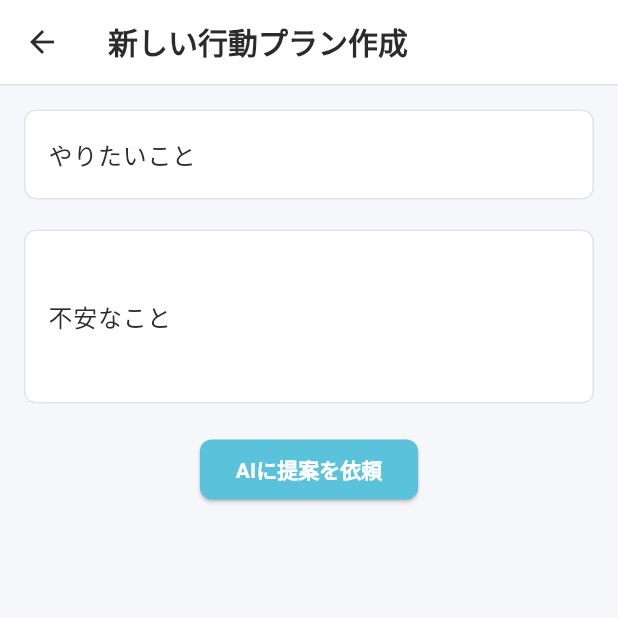
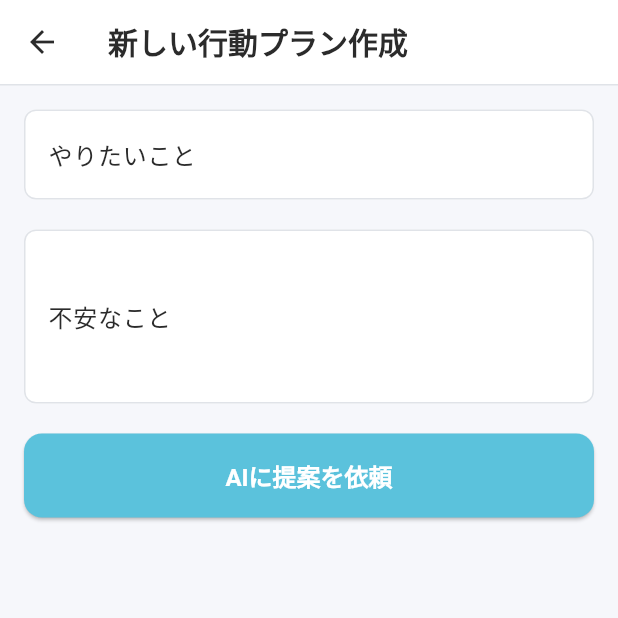
Before and after one commit to 1noseA/anshin_step, a Flutter app: the screen it shows once a user with an empty profile is signed in, after a tap on the "add" icon, on a phone screen of 412 x 824 dp, the top half of it. Run offline on Flutter 3.47's test engine with Material 3 defaults, Android fonts, the phone set to English and light mode, and no system bars; our stand-ins replace cloud_firestore, firebase_auth, firebase_core, flutter_dotenv, flutter_riverpod, freezed_annotation and 1 more; accounts and stored records are empty; network calls fail.

Commit message:
リンクやフォーカスのデザインを修正、チャット画面のボタンを修正

```diff
--- a/lib/main.dart
+++ b/lib/main.dart
@@ -359,8 +359,16 @@ class _SignInPageState extends State<SignInPage> {
                 ],
               ),
               TextButton(
-                child: const Text('戻る'),
-                onPressed: () => setState(() => _showEmailPasswordForm = false),
+                onPressed: () {
+                  Navigator.pop(context);
+                },
+                style: TextButton.styleFrom(
+                  foregroundColor: AppColors.primary,
+                  textStyle: const TextStyle(
+                    decoration: TextDecoration.none,
+                  ),
+                ),
+                child: const Text('キャンセル'),
               ),
             ],
           ],
--- a/lib/pages/chat.dart
+++ b/lib/pages/chat.dart
@@ -336,13 +336,13 @@ class _ChatState extends ConsumerState<Chat> {
                         focusedBorder: OutlineInputBorder(
                           borderRadius: BorderRadius.circular(8),
                           borderSide: const BorderSide(
-                              color: Color(0xFF3EA8FF), width: 2),
+                              color: AppColors.primary, width: 2),
                         ),
                         labelStyle: const TextStyle(color: AppColors.text),
                         floatingLabelStyle:
                             const TextStyle(color: AppColors.text),
                       ),
-                      cursorColor: const Color(0xFF3EA8FF),
+                      cursorColor: AppColors.primary,
                       keyboardType: TextInputType.text,
                       textInputAction: TextInputAction.next,
                       enableSuggestions: true,
@@ -371,13 +371,13 @@ class _ChatState extends ConsumerState<Chat> {
                         focusedBorder: OutlineInputBorder(
                           borderRadius: BorderRadius.circular(8),
                           borderSide: const BorderSide(
-                              color: Color(0xFF3EA8FF), width: 2),
+                              color: AppColors.primary, width: 2),
                         ),
                         labelStyle: const TextStyle(color: AppColors.text),
                         floatingLabelStyle:
                             const TextStyle(color: AppColors.text),
                       ),
-                      cursorColor: const Color(0xFF3EA8FF),
+                      cursorColor: AppColors.primary,
                       maxLines: 3,
                       keyboardType: TextInputType.text,
                       textInputAction: TextInputAction.done,
@@ -386,27 +386,54 @@ class _ChatState extends ConsumerState<Chat> {
                       style: const TextStyle(fontSize: 16),
                     ),
                     const SizedBox(height: 20),
-                    Row(
-                      mainAxisAlignment: MainAxisAlignment.spaceEvenly,
+                    Column(
                       children: [
-                        ElevatedButton(
+                        SizedBox(
+                          width: double.infinity,
+                          child: ElevatedButton(
                             onPressed: _isLoading || !isProfileReady
                                 ? null
                                 : _generateStepsWithAI,
+                            style: ElevatedButton.styleFrom(
+                              padding: const EdgeInsets.symmetric(vertical: 16),
+                              backgroundColor: AppColors.primary,
+                              foregroundColor: Colors.white,
+                              shape: RoundedRectangleBorder(
+                                borderRadius: BorderRadius.circular(12),
+                              ),
+                            ),
                             child: _isLoading
                                 ? const SizedBox(
                                     width: 20,
                                     height: 20,
-                                  child:
-                                      CircularProgressIndicator(strokeWidth: 2),
+                                    child: CircularProgressIndicator(
+                                      strokeWidth: 2,
+                                      valueColor: AlwaysStoppedAnimation<Color>(
+                                          Colors.white),
+                                    ),
                                   )
-                              : const Text('AIに提案を依頼'),
+                                : const Text(
+                                    'AIに提案を依頼',
+                                    style: TextStyle(
+                                      fontSize: 16,
+                                      fontWeight: FontWeight.bold,
                                     ),
-                        if (_steps.isNotEmpty)
+                                  ),
+                          ),
+                        ),
+                        if (_steps.isNotEmpty) ...[
+                          const SizedBox(height: 8),
                           TextButton(
                             onPressed: _clearSteps,
+                            style: TextButton.styleFrom(
+                              foregroundColor: AppColors.primary,
+                              textStyle: const TextStyle(
+                                decoration: TextDecoration.none,
+                              ),
+                            ),
                             child: const Text('クリア'),
                           ),
+                        ],
                       ],
                     ),
                     const SizedBox(height: 20),
--- a/lib/pages/profile.dart
+++ b/lib/pages/profile.dart
@@ -174,6 +174,12 @@ class _ProfileState extends ConsumerState<Profile> {
                   MaterialPageRoute(builder: (context) => const StepList()),
                 );
               },
+              style: TextButton.styleFrom(
+                foregroundColor: AppColors.primary,
+                textStyle: const TextStyle(
+                  decoration: TextDecoration.none,
+                ),
+              ),
               child: const Text('スキップ'),
             ),
         ],
```
Also changed, not shown: lib/pages/anxiety_score_input.dart (+8 -2 lines), lib/pages/step_detail.dart (+12 -0 lines). Lines whose indentation alone changed are shown as unchanged.
